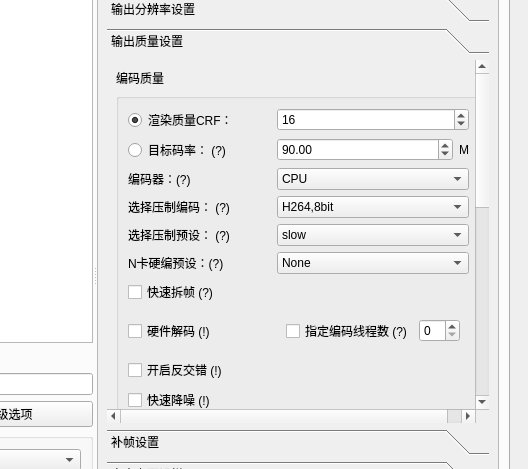
Qt form Utils/SVFI_UI.ui (100wman/RIFE_GUI) before a commit; both pictures show x 726 to 1254 and y 178 to 647 of the 1254 by 858 pixel window.
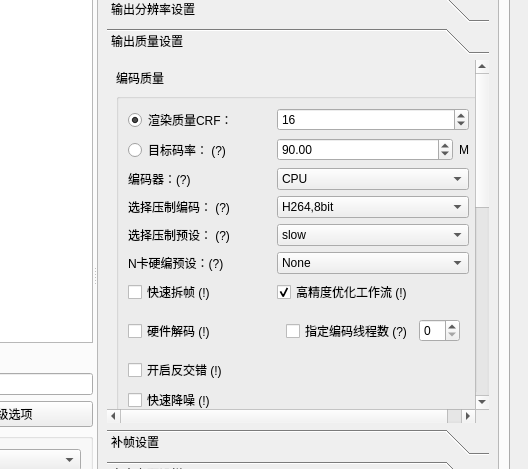
The same form after that commit. Custom widgets are drawn as their Qt base class.

Commit message: SVFI 3.9.0     - Optimize Frame Extraction to fix color shifting and color banding in HDR case     - Add 16bit Mode     - Refactor CudaSuperResolutionModule     - Optimize Decode Time Display     - Update Output Filename Rule     - Fix Color Tag miss tagged when concating videos     - Fix output png sequence number missing in extract mode     - Fix Malfunction of resize after crop with assigning output resolution

Diff of the .ui file:
```diff
--- a/Utils/SVFI_UI.ui
+++ b/Utils/SVFI_UI.ui
@@ -1833,7 +1833,7 @@
                       <property name="geometry">
                        <rect>
                         <x>0</x>
-                        <y>-79</y>
+                        <y>0</y>
                         <width>378</width>
                         <height>696</height>
                        </rect>
@@ -2212,7 +2212,7 @@
                              <string>&lt;html&gt;&lt;head/&gt;&lt;body&gt;&lt;p&gt;&lt;span style=&quot; font-weight:600;&quot;&gt;推荐开启&lt;/span&gt;&lt;/p&gt;&lt;p&gt;使用ffmpeg内置视频导出图片算法，速度快，但可能出现颜色偏差&lt;/p&gt;&lt;/body&gt;&lt;/html&gt;</string>
                             </property>
                             <property name="text">
-                             <string>快速拆帧 (?)</string>
+                             <string>快速拆帧 (!)</string>
                             </property>
                             <property name="checked">
                              <bool>false</bool>
@@ -2447,6 +2447,19 @@
                             </layout>
                            </widget>
                           </item>
+                          <item row="9" column="1">
+                           <widget class="QCheckBox" name="Float32WorkflowChecker">
+                            <property name="toolTip">
+                             <string>&lt;html&gt;&lt;head/&gt;&lt;body&gt;&lt;p&gt;&lt;span style=&quot; font-weight:600;&quot;&gt;推荐开启&lt;/span&gt;&lt;/p&gt;&lt;p&gt;全程使用16bit工作流，最大限度减轻色带，提高补帧画面精细程度，建议搭配关闭快速拆帧以及硬件解码使用。&lt;/p&gt;&lt;p&gt;&lt;span style=&quot; font-weight:600;&quot;&gt;不适用于NCNN-Waifu2x&lt;/span&gt;&lt;/p&gt;&lt;/body&gt;&lt;/html&gt;</string>
+                            </property>
+                            <property name="text">
+                             <string>高精度优化工作流 (!)</string>
+                            </property>
+                            <property name="checked">
+                             <bool>true</bool>
+                            </property>
+                           </widget>
+                          </item>
                          </layout>
                         </widget>
                        </item>
```
Left out of the diff: 4 changed lines with no effect on the pictures. The commit also changes 15 other files.
